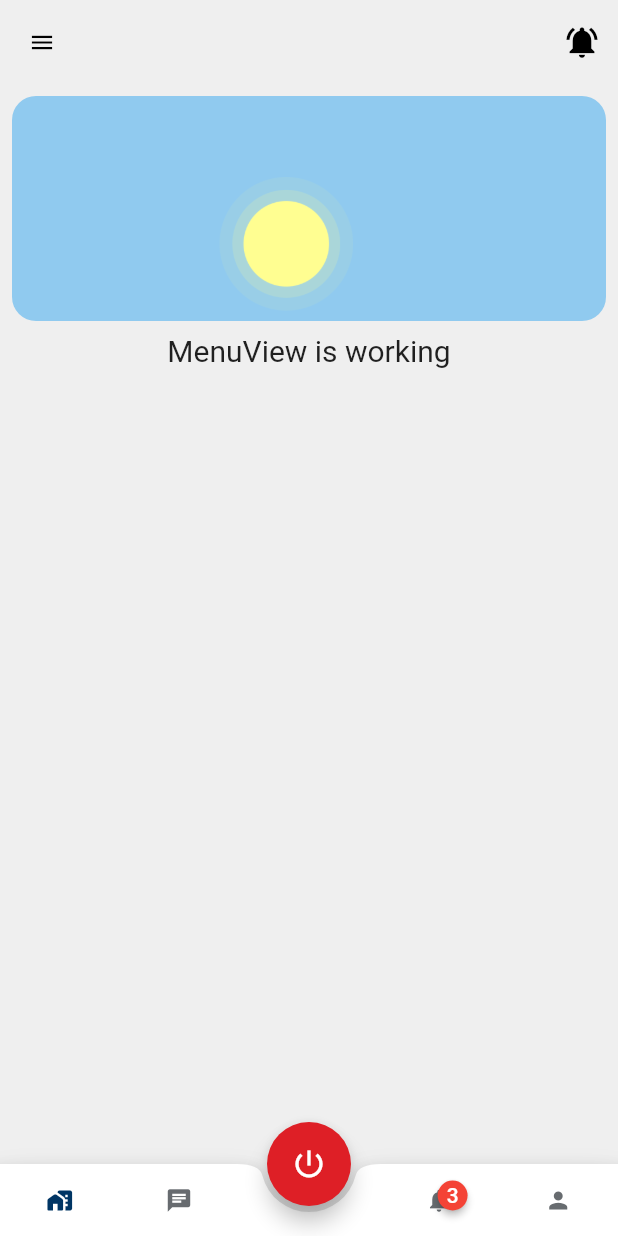
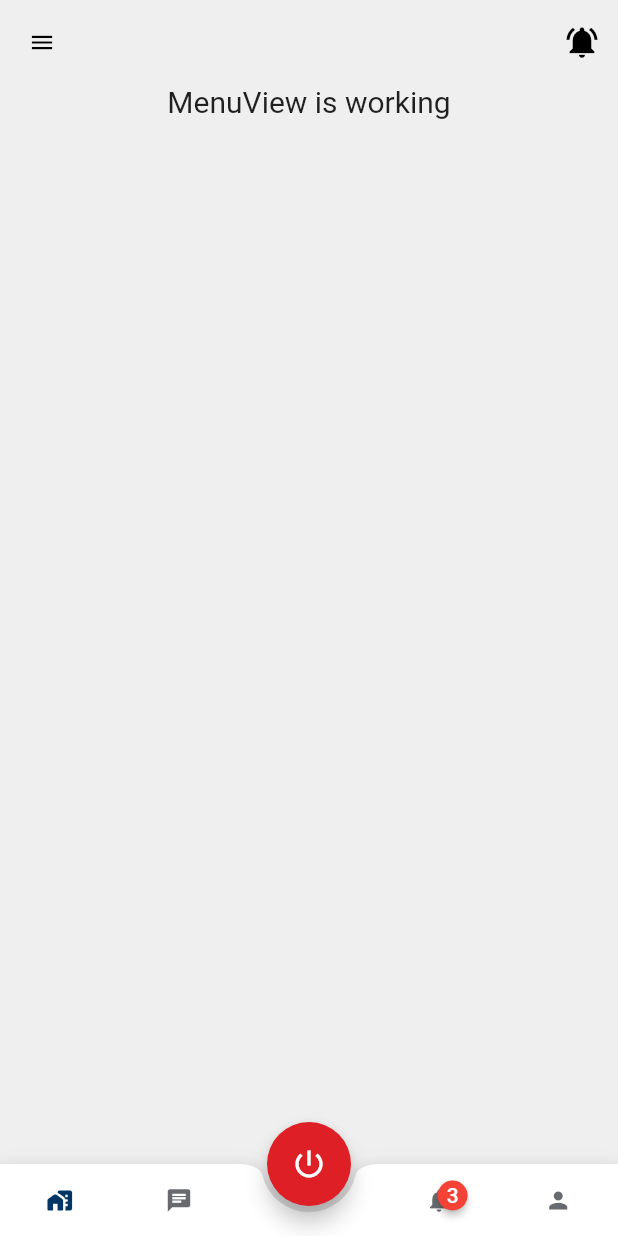
Before and after one commit to widehorizons/SchoolEveryWhere2, a Flutter app: the screen it shows after launch, on a phone screen of 412 x 824 dp. Run offline on Flutter 3.47's test engine with Material 2 defaults, Android fonts, the phone set to English and light mode, and no system bars; drawn by our look-alikes of badges; our stand-ins replace get.

Commit message:
initialize develop branch

```diff
--- a/lib/app/modules/menu/views/menu_view.dart
+++ b/lib/app/modules/menu/views/menu_view.dart
@@ -15,7 +15,6 @@ class MenuView extends GetView<MenuController> {
     return SafeArea(
       child: Scaffold(
         appBar: AppBar(
-
           backgroundColor: AppColors.scaffoldBackgroundColor,
           iconTheme: const IconThemeData(color: AppColors.black),
           actions: [
@@ -32,7 +31,7 @@ class MenuView extends GetView<MenuController> {
         body: SingleChildScrollView(
           child: Column(
             children: const [
-              DayNightGreetingBanner(),
+              // DayNightGreetingBanner(),
               Center(
                 child: Text(
                   'MenuView is working',
```
